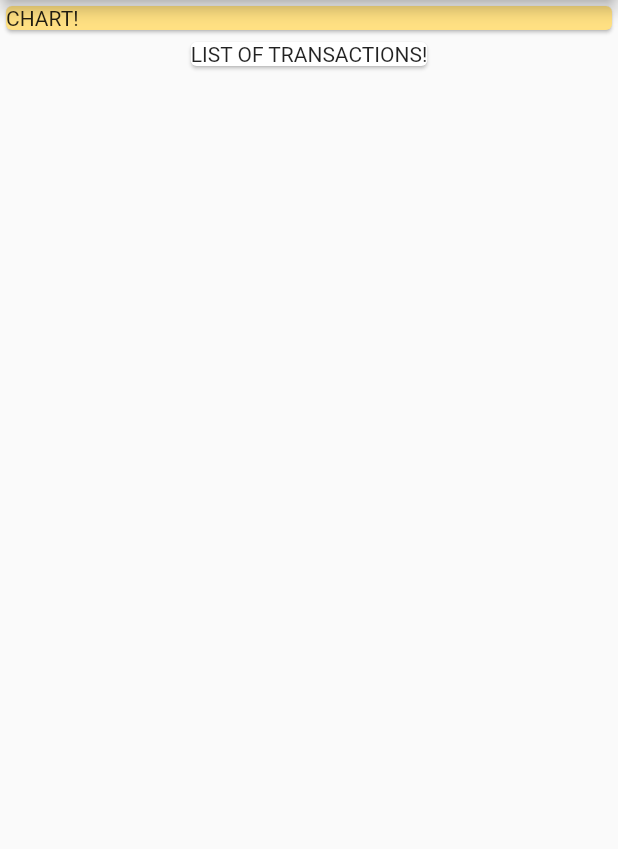
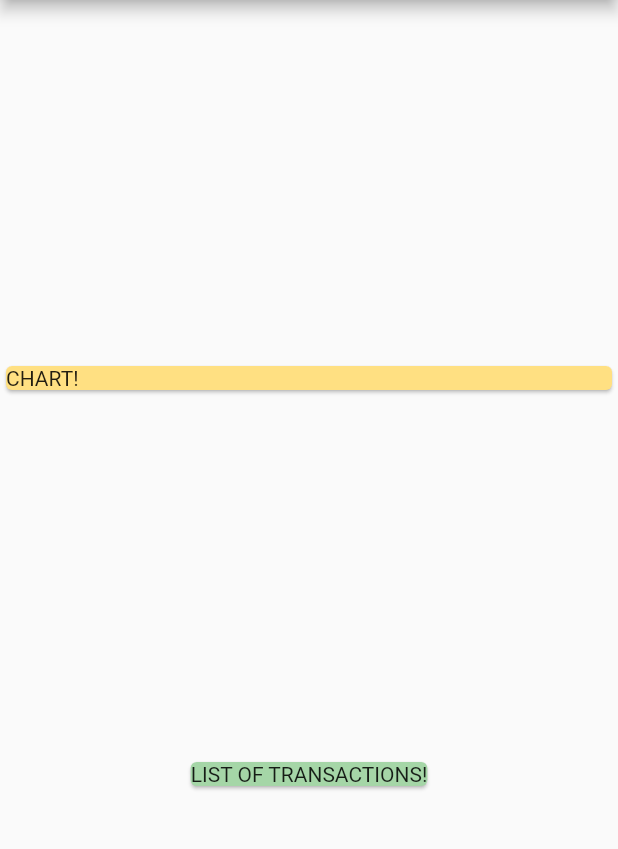
Before and after one commit to BrushankPatra/genesis, a Flutter app: the screen it shows after launch, on a phone screen of 412 x 824 dp, the part 84-933 px from its top. Run offline on Flutter 3.47's test engine with Material 2 defaults, Android fonts, the phone set to English and light mode, and no system bars.

Commit message:
transaction.dart file and transactions List created

```diff
--- a/lib/main.dart
+++ b/lib/main.dart
@@ -1,4 +1,6 @@
 import "package:flutter/material.dart";
+
+import "./transaction.dart";
 
 void main() => runApp(MyApp());
 
@@ -14,6 +16,27 @@ class MyApp extends StatelessWidget {
 }
 
 class MyHomePage extends StatelessWidget {
+  final List<Transaction> transactions = [
+    Transaction(
+      id: "MK1",
+      title: "New iPhone 14 Pro",
+      amount: 123000,
+      date: DateTime.now(),
+    ),
+    Transaction(
+      id: "MK2",
+      title: "New Galaxy S23",
+      amount: 80000,
+      date: DateTime.now(),
+    ),
+    Transaction(
+      id: "MK3",
+      title: "Chargers and Cases",
+      amount: 4000,
+      date: DateTime.now(),
+    ),
+  ];
+
   @override
   Widget build(BuildContext context) {
     return Scaffold(
@@ -21,6 +44,7 @@ class MyHomePage extends StatelessWidget {
         title: Text("Expense App"),
       ),
       body: Column(
+        mainAxisAlignment: MainAxisAlignment.spaceEvenly,
         children: [
           Container(
             width: double.infinity,
@@ -31,6 +55,7 @@ class MyHomePage extends StatelessWidget {
           ),
           Container(
             child: Card(
+              color: Colors.green[200],
               child: Text("LIST OF TRANSACTIONS!"),
             ),
           ),
--- /dev/null
+++ b/lib/transaction.dart
@@ -0,0 +1,15 @@
+import "package:flutter/foundation.dart";
+
+class Transaction {
+  final String id;
+  final String title;
+  final int amount;
+  final DateTime date;
+
+  Transaction({
+    @required this.id,
+    @required this.title,
+    @required this.amount,
+    @required this.date,
+  });
+}
```
